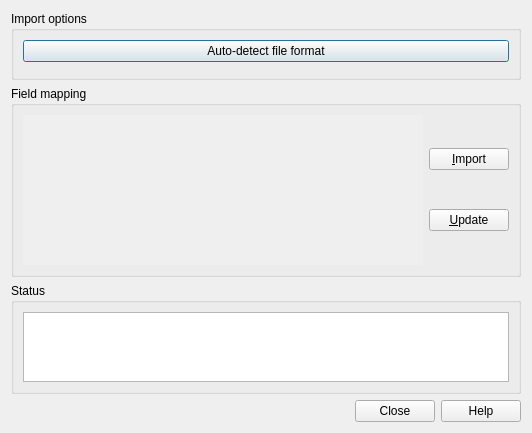
Before: the Qt Designer form designer/importing.ui in ludiosarchive/anki, drawn with Qt 5.
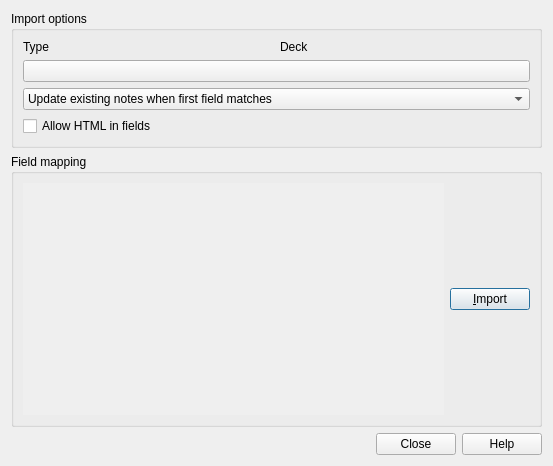
After: the same form once the commit is applied.

```diff
--- a/designer/importing.ui
+++ b/designer/importing.ui
@@ -6,8 +6,8 @@
    <rect>
     <x>0</x>
     <y>0</y>
-    <width>527</width>
-    <height>430</height>
+    <width>553</width>
+    <height>466</height>
    </rect>
   </property>
   <property name="windowTitle">
@@ -19,22 +19,63 @@
      <property name="title">
       <string>Import options</string>
      </property>
-     <layout class="QVBoxLayout">
-      <property name="spacing">
-       <number>6</number>
-      </property>
-      <property name="margin">
-       <number>9</number>
-      </property>
+     <layout class="QVBoxLayout" name="toplayout">
+      <item>
+       <layout class="QGridLayout" name="gridLayout_2">
+        <item row="0" column="3">
+         <widget class="QWidget" name="deckArea" native="true"/>
+        </item>
+        <item row="0" column="1">
+         <widget class="QWidget" name="modelArea" native="true"/>
+        </item>
+        <item row="0" column="0">
+         <widget class="QLabel" name="label">
+          <property name="text">
+           <string>Type</string>
+          </property>
+         </widget>
+        </item>
+        <item row="0" column="2">
+         <widget class="QLabel" name="label_2">
+          <property name="text">
+           <string>Deck</string>
+          </property>
+         </widget>
+        </item>
+       </layout>
+      </item>
       <item>
        <widget class="QPushButton" name="autoDetect">
         <property name="text">
-         <string>Auto-detect file format</string>
+         <string/>
         </property>
        </widget>
       </item>
       <item>
-       <widget class="QWidget" name="modelArea" native="true"/>
+       <widget class="QComboBox" name="importMode">
+        <item>
+         <property name="text">
+          <string>Update existing notes when first field matches</string>
+         </property>
+        </item>
+        <item>
+         <property name="text">
+          <string>Ignore lines where first field matches existing note</string>
+         </property>
+        </item>
+        <item>
+         <property name="text">
+          <string>Import even if existing note has same first field</string>
+         </property>
+        </item>
+       </widget>
+      </item>
+      <item>
+       <widget class="QCheckBox" name="allowHTML">
+        <property name="text">
+         <string>Allow HTML in fields</string>
+        </property>
+       </widget>
       </item>
      </layout>
     </widget>
@@ -51,12 +92,6 @@
       <string>Field mapping</string>
      </property>
      <layout class="QVBoxLayout" name="verticalLayout_2">
-      <property name="spacing">
-       <number>6</number>
-      </property>
-      <property name="margin">
-       <number>9</number>
-      </property>
       <item>
        <layout class="QGridLayout" name="gridLayout">
         <item row="0" column="1">
@@ -66,12 +101,8 @@
             <property name="text">
              <string>&amp;Import</string>
             </property>
-           </widget>
-          </item>
-          <item>
-           <widget class="QPushButton" name="updateButton">
-            <property name="text">
-             <string>&amp;Update</string>
+            <property name="default">
+             <bool>true</bool>
             </property>
            </widget>
           </item>
@@ -102,8 +133,8 @@
             <rect>
              <x>0</x>
              <y>0</y>
-             <width>400</width>
-             <height>150</height>
+             <width>402</width>
+             <height>206</height>
             </rect>
            </property>
           </widget>
@@ -114,28 +145,6 @@
      </layout>
     </widget>
    </item>
-   <item>
-    <widget class="QGroupBox" name="groupBox_2">
-     <property name="title">
-      <string>Status</string>
-     </property>
-     <layout class="QVBoxLayout">
-      <property name="spacing">
-       <number>6</number>
-      </property>
-      <property name="margin">
-       <number>9</number>
-      </property>
-      <item>
-       <widget class="QTextEdit" name="status">
-        <property name="readOnly">
-         <bool>true</bool>
-        </property>
-       </widget>
-      </item>
-     </layout>
-    </widget>
-   </item>
    <item>
     <widget class="QDialogButtonBox" name="buttonBox">
      <property name="orientation">
```
Left out of the diff: 3 changed lines with no effect on the pictures.
